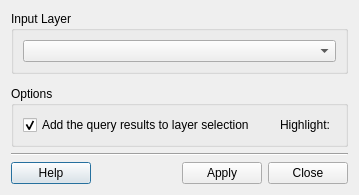
claudiobogossian/terralib5, file src/terralib/qt/widgets/query/ui/QueryDialogForm.ui: the form before one commit.
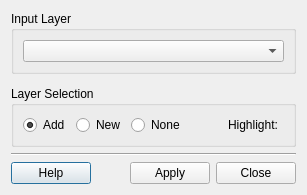
The form after the commit. Custom widgets are drawn as their Qt base class.

Commit message: query component enhancements

The edit to the form file:
```diff
--- a/src/terralib/qt/widgets/query/ui/QueryDialogForm.ui
+++ b/src/terralib/qt/widgets/query/ui/QueryDialogForm.ui
@@ -6,7 +6,7 @@
    <rect>
     <x>0</x>
     <y>0</y>
-    <width>359</width>
+    <width>307</width>
     <height>192</height>
    </rect>
   </property>
@@ -41,22 +41,12 @@
      <item row="2" column="0">
       <widget class="QGroupBox" name="m_optionsGroupBox">
        <property name="title">
-        <string>Options</string>
+        <string>Layer Selection</string>
        </property>
        <layout class="QGridLayout" name="gridLayout_5">
-        <item row="0" column="0">
+        <item row="0" column="4">
          <layout class="QGridLayout" name="gridLayout_3">
           <item row="0" column="0">
-           <widget class="QCheckBox" name="m_addResult2LayerSelectionCheckBox">
-            <property name="text">
-             <string>Add the query results to layer selection</string>
-            </property>
-            <property name="checked">
-             <bool>true</bool>
-            </property>
-           </widget>
-          </item>
-          <item row="0" column="1">
            <spacer name="horizontalSpacer_2">
             <property name="orientation">
              <enum>Qt::Horizontal</enum>
@@ -69,7 +59,7 @@
             </property>
            </spacer>
           </item>
-          <item row="0" column="2">
+          <item row="0" column="1">
            <layout class="QGridLayout" name="gridLayout">
             <item row="0" column="0">
              <widget class="QLabel" name="m_highlightLabel">
@@ -92,6 +82,33 @@
           </item>
          </layout>
         </item>
+        <item row="0" column="3">
+         <widget class="QRadioButton" name="m_noneSelRadioButton">
+          <property name="text">
+           <string>None</string>
+          </property>
+         </widget>
+        </item>
+        <item row="0" column="1">
+         <widget class="QRadioButton" name="m_newSelRadioButton">
+          <property name="text">
+           <string>New</string>
+          </property>
+          <property name="checked">
+           <bool>false</bool>
+          </property>
+         </widget>
+        </item>
+        <item row="0" column="0">
+         <widget class="QRadioButton" name="m_addSelRadioButton">
+          <property name="text">
+           <string>Add</string>
+          </property>
+          <property name="checked">
+           <bool>true</bool>
+          </property>
+         </widget>
+        </item>
        </layout>
       </widget>
      </item>
```
Left out of the diff: 6 changed lines with no effect on the pictures. The commit also changes 8 other files.
